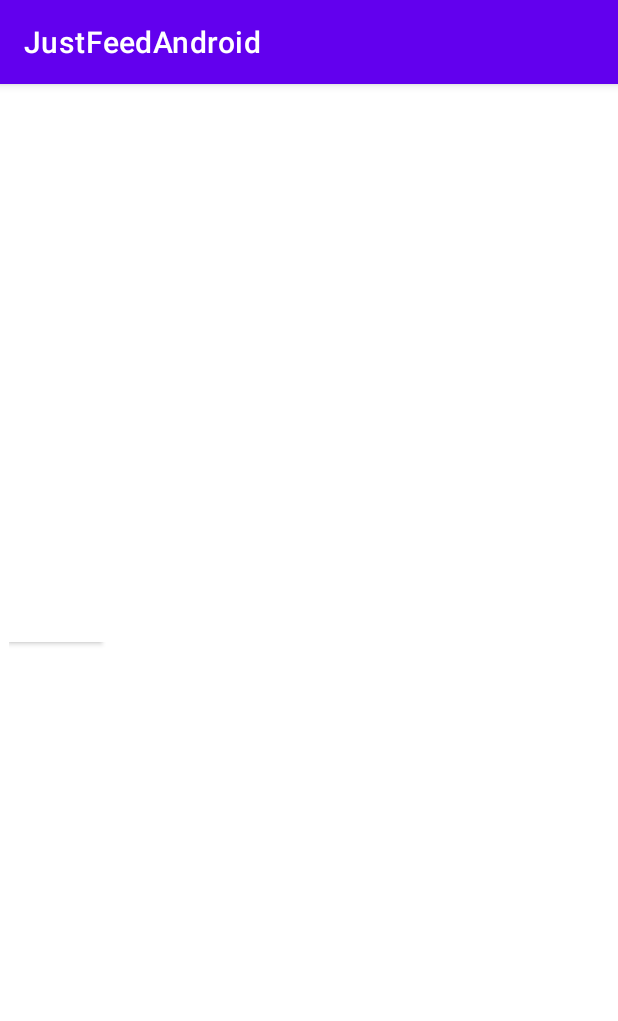
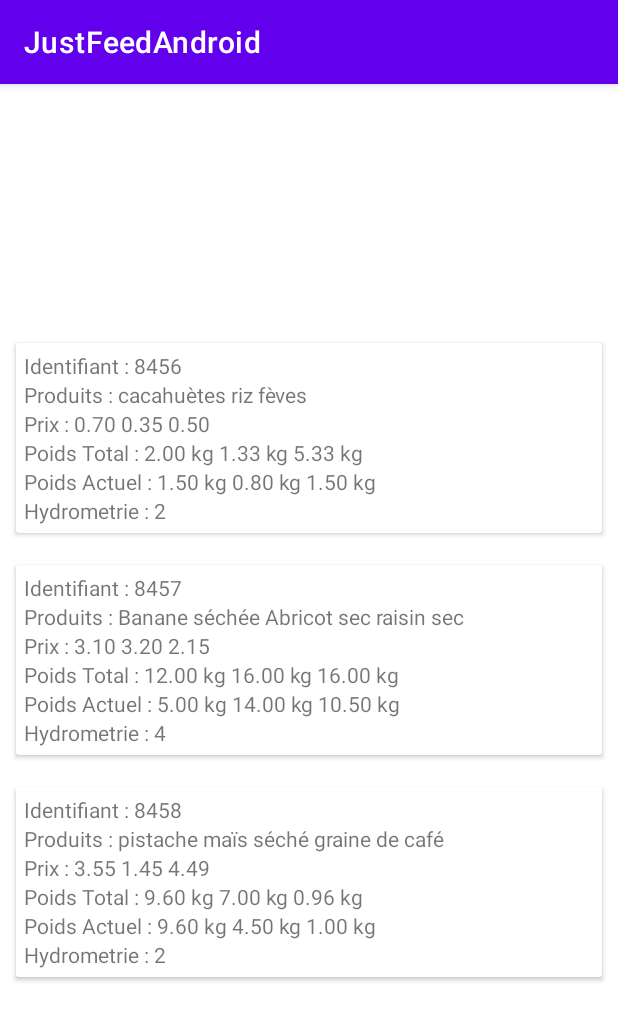
Before and after one commit to btssn-lasalle-84/just-feed-2023, an Android app: the screen it shows after launch (JustFeed), on a phone screen of 412 x 824 dp. Shown: the top 1021 px of the screen. Run offline under Robolectric (Android 15) with nearby library versions, the phone set to English and light mode, and no system bars.

Commit message:
JFEED2023-14 modification de la classe JustFeed et Distributeur

```diff
--- a/JustFeedAndroid/app/src/main/java/com/justfeed/justfeedandroid/Distributeur.java
+++ b/JustFeedAndroid/app/src/main/java/com/justfeed/justfeedandroid/Distributeur.java
@@ -25,7 +25,7 @@ public class Distributeur
      */
     private int                  id; //!< identifie le ditributeur.
 
-    private Map<Produit, String> bacs; //!< Identifie les bacs du distributeur avec leurs produits et leurs poids actuel.
+    private Map<Produit, Double> bacs; //!< Identifie les bacs du distributeur avec leurs produits et leurs poids actuel.
     private int                  hydrometrie; //!< pourcentage d'humidité présent dans le distributeur.
     private List<Produit>        produits; //!< produits présents dans le distributeur.
 
@@ -43,14 +43,14 @@ public class Distributeur
 
     /**
      * @brief Constructeur d'initialisation de la classe Distributeur.
-     * @see Distributeur(int id, Map<Produit, String> bacs, int hydrometrie, List<Produit> produits)
+     * @see Distributeur(int id, Map<Produit, Double> bacs, int hydrometrie, List<Produit> produits)
      * @param id L'identifiant du distributeur.
      * @param bacs Les bacs du distributeur.
      * @param hydrometrie Le degré d'humidité présent dans le distributeur.
      * @param produits Produits disponibles dans le distributeur.
      */
     public Distributeur(int     id,
-                        Map<Produit, String> bacs,
+                        Map<Produit, Double> bacs,
                         int     hydrometrie,
                         List<Produit> produits)
     {
@@ -81,7 +81,7 @@ public class Distributeur
      * @brief Accesseur du poids actuel d'un bac en kg.
      * @return le poids actuel d'un bac.
      */
-    public String getPoidsActuel(Produit produit)
+    public Double getPoidsActuel(Produit produit)
 
     {
         return this.bacs.get(produit);
@@ -109,7 +109,7 @@ public class Distributeur
     public boolean estRemplie(Produit produit)
     {
         boolean aRemplir = false;
-        if (Integer.parseInt(this.bacs.get(produit)) <= (getPoidsTotalBac(produit)/MOITIE))
+        if (this.bacs.get(produit) <= (getPoidsTotalBac(produit)/MOITIE))
         {
             aRemplir = true;
         }
--- a/JustFeedAndroid/app/src/main/java/com/justfeed/justfeedandroid/DistributeurViewHolder.java
+++ b/JustFeedAndroid/app/src/main/java/com/justfeed/justfeedandroid/DistributeurViewHolder.java
@@ -5,6 +5,8 @@ import android.view.View;
 import android.widget.TextView;
 
 import androidx.recyclerview.widget.RecyclerView;
+
+import java.text.DecimalFormat;
 
 public class DistributeurViewHolder extends RecyclerView.ViewHolder
 {
@@ -43,27 +45,29 @@ public class DistributeurViewHolder extends RecyclerView.ViewHolder
 
     public void afficherDistributeur(Distributeur distributeur)
     {
-        String listeProduits   = "";
-        String prixProduits    = "";
-        String poidsTotalBacs  = "";
-        String poidsActuelBacs = "";
+        String identifiant     = "Identifiant : ".concat(Integer.toString(distributeur.getIdentifiant()));
+        String listeProduits   = "Produits : ";
+        String prixProduits    = "Prix : ";
+        String poidsTotalBacs  = "Poids Total : ";
+        String poidsActuelBacs = "Poids Actuel : ";
+        String hydrometrie     = "Hydrometrie : ".concat(Integer.toString(distributeur.getHydrometrie()));
 
         this.distributeur = distributeur;
         Log.d(TAG, "afficherDistributeur() : " + distributeur.getIdentifiant());
 
         for (Produit produit: distributeur.getProduits())
         {
-            listeProduits.concat(produit.getNom()+" ");
-            prixProduits.concat(produit.getPrix()+" € ");
-            poidsTotalBacs.concat(distributeur.getPoidsTotalBac(produit)+" kg ");
-            poidsActuelBacs.concat(" "+distributeur.getPoidsActuel(produit)+" kg ");
+            listeProduits = listeProduits.concat(produit.getNom()).concat(" ");
+            prixProduits = prixProduits.concat(String.format("%.2f", produit.getPrix())).concat(" ");
+            poidsTotalBacs = poidsTotalBacs.concat(String.format("%.2f", distributeur.getPoidsTotalBac(produit))).concat(" kg ");
+            poidsActuelBacs = poidsActuelBacs.concat(String.format("%.2f", distributeur.getPoidsActuel(produit))).concat(" kg ");
         }
 
-        identifiant.setText(String.valueOf(distributeur.getIdentifiant()));
-        typeProduit.setText("Produits : " + listeProduits);
+        this.identifiant.setText(identifiant);
+        typeProduit.setText(listeProduits);
         prixProduit.setText(prixProduits);
         poidsTotal.setText(poidsTotalBacs);
         poidsActuel.setText(poidsActuelBacs);
-        hydrometrie.setText(distributeur.getHydrometrie());
+        this.hydrometrie.setText(hydrometrie);
     }
 }
--- a/JustFeedAndroid/app/src/main/java/com/justfeed/justfeedandroid/JustFeed.java
+++ b/JustFeedAndroid/app/src/main/java/com/justfeed/justfeedandroid/JustFeed.java
@@ -55,12 +55,12 @@ public class JustFeed extends AppCompatActivity
         super.onCreate(savedInstanceState);
         setContentView(R.layout.activity_main);
         recupererDistributeurs();
-        vueListeDistributeurs = (RecyclerView) findViewById(R.id.listeDistributeurs);
-        vueListeDistributeurs.setHasFixedSize(true);
-        layoutVueListeDistributeurs = new LinearLayoutManager(this);
-        vueListeDistributeurs.setLayoutManager(layoutVueListeDistributeurs);
-        adapteurDistributeur = new DistributeurAdapter(listeDistributeurs);
-        vueListeDistributeurs.setAdapter(adapteurDistributeur);
+        this.vueListeDistributeurs = (RecyclerView) findViewById(R.id.listeDistributeurs);
+        this.vueListeDistributeurs.setHasFixedSize(true);
+        this.layoutVueListeDistributeurs = new LinearLayoutManager(this);
+        this.vueListeDistributeurs.setLayoutManager(this.layoutVueListeDistributeurs);
+        this.adapteurDistributeur = new DistributeurAdapter(this.listeDistributeurs);
+        this.vueListeDistributeurs.setAdapter(this.adapteurDistributeur);
         Log.d(TAG, "onCreate()");
     }
 
@@ -124,21 +124,44 @@ public class JustFeed extends AppCompatActivity
         /**
          * @todo récupérer les informations des distributeurs sur la base de données
          */
-        List<Produit> produits = Arrays.asList(
-                new Produit(2, 0.005, 0.00003, "cacahuètes"),
-                new Produit(3, 0.001, 0.00001, "riz"),
-                new Produit(4, 0.004, 0.00003,"fèves")
+        Log.d(TAG, "recupererDistributeurs()");
+        List<Produit> listeProduits1 = Arrays.asList(
+                new Produit(0.70, 0.001, 0.004, "cacahuètes"),
+                new Produit(0.35, 0.00005, 0.0003, "riz"),
+                new Produit(0.50, 0.002, 0.003,"fèves")
         );
 
-        Map<Produit, String> bacs = new HashMap<Produit, String>();
-        bacs.put(produits.get(0), "1.3");
-        bacs.put(produits.get(1), "0.8");
-        bacs.put(produits.get(2), "1.06");
+        List<Produit> listeProduits2 = Arrays.asList(
+                new Produit(3.10, 0.003, 0.002, "Banane séchée"),
+                new Produit(3.20, 0.008, 0.004, "Abricot sec"),
+                new Produit(2.15, 0.002, 0.001,"raisin sec")
+        );
+
+        List<Produit> listeProduits3 = Arrays.asList(
+                new Produit(3.55, 0.0006, 0.0005, "pistache"),
+                new Produit(1.45, 0.00035, 0.0004, "maïs séché"),
+                new Produit(4.49, 0.00006, 0.0005,"graine de café")
+        );
+
+        Map<Produit, Double> bacsDistributeur1 = new HashMap<Produit, Double>();
+        bacsDistributeur1.put(listeProduits1.get(0), 1.5);
+        bacsDistributeur1.put(listeProduits1.get(1), 0.8);
+        bacsDistributeur1.put(listeProduits1.get(2), 1.5);
+
+        Map<Produit, Double> bacsDistributeur2 = new HashMap<Produit, Double>();
+        bacsDistributeur2.put(listeProduits2.get(0), 5.0);
+        bacsDistributeur2.put(listeProduits2.get(1), 14.0);
+        bacsDistributeur2.put(listeProduits2.get(2), 10.5);
+
+        Map<Produit, Double> bacsDistributeur3 = new HashMap<Produit, Double>();
+        bacsDistributeur3.put(listeProduits3.get(0), 9.6);
+        bacsDistributeur3.put(listeProduits3.get(1), 4.5);
+        bacsDistributeur3.put(listeProduits3.get(2), 1.0);
 
         this.listeDistributeurs = Arrays.asList(
-                new Distributeur(8456, bacs, 2, produits),
-                new Distributeur(8457, bacs, 4, produits),
-                new Distributeur(8458, bacs, 2, produits)
+                new Distributeur(8456, bacsDistributeur1, 2, listeProduits1),
+                new Distributeur(8457, bacsDistributeur2, 4, listeProduits2),
+                new Distributeur(8458, bacsDistributeur3, 2, listeProduits3)
         );
     }
 
--- a/JustFeedAndroid/app/src/main/java/com/justfeed/justfeedandroid/Produit.java
+++ b/JustFeedAndroid/app/src/main/java/com/justfeed/justfeedandroid/Produit.java
@@ -8,7 +8,7 @@ package com.justfeed.justfeedandroid;
  */
 public class Produit
 {
-    private int          prix;           //!< prix du produit
+    private double          prix;           //!< prix du produit pour 100g
     private double       poidsDuProduit; //!< poids en kg à l'unité du produit
 
     private double       volumeProduit;  //!< Volume du produit en dm3
@@ -16,13 +16,13 @@ public class Produit
 
     /**
      * @brief Constructeur d'initialisation de la classe Produit.
-     * @see Produit(int prix, double poidsDuProduit, double volumeProduit, String nom)
+     * @see Produit(double prix, double poidsDuProduit, double volumeProduit, String nom)
      * @param prix le prix du produit.
      * @param poidsDuProduit le poid du produit à l'unité.
      * @param volumeProduit le volume du produit.
      * @param nom le nom du produit.
      */
-    public Produit(int prix, double poidsDuProduit, double volumeProduit, String nom)
+    public Produit(double prix, double poidsDuProduit, double volumeProduit, String nom)
     {
         this.prix           = prix;
         this.poidsDuProduit = poidsDuProduit;
@@ -35,7 +35,7 @@ public class Produit
      * @brief Accesseur du prix du produit.
      * @return prix le prix du produit
      */
-    public int getPrix()
+    public double getPrix()
     {
         return this.prix;
     }
--- a/JustFeedAndroid/app/src/main/res/layout/distributeur.xml
+++ b/JustFeedAndroid/app/src/main/res/layout/distributeur.xml
@@ -1,61 +1,54 @@
 <?xml version="1.0" encoding="utf-8"?>
-<androidx.constraintlayout.widget.ConstraintLayout xmlns:android="http://schemas.android.com/apk/res/android"
-    xmlns:app="http://schemas.android.com/apk/res-auto"
-    xmlns:tools="http://schemas.android.com/tools"
+<LinearLayout xmlns:android="http://schemas.android.com/apk/res/android"
     android:orientation="vertical"
-    android:layout_margin="6dp"
+    android:layout_margin="5dp"
     android:layout_width="match_parent"
-    android:layout_height="match_parent">
+    android:layout_height="wrap_content">
 
     <androidx.cardview.widget.CardView
         android:id="@+id/distributeurCarte"
-        android:layout_width="wrap_content"
-        android:layout_height="wrap_content"
-        app:layout_constraintStart_toStartOf="parent"
-        app:layout_constraintBottom_toTopOf="parent" >
+        android:layout_margin="5dp"
+        android:layout_width="match_parent"
+        android:layout_height="wrap_content" >
+
+        <LinearLayout
+            android:orientation="vertical"
+            android:padding="5dp"
+            android:layout_width="match_parent"
+            android:layout_height="wrap_content" >
 
         <TextView
             android:id="@+id/identifiant"
             android:layout_width="wrap_content"
-            android:layout_height="wrap_content"
-            app:layout_constraintLeft_toLeftOf="parent"
-            app:layout_constraintBottom_toTopOf="@+id/typeProduit" />
+            android:layout_height="wrap_content" />
 
         <TextView
             android:id="@+id/typeProduit"
             android:layout_width="wrap_content"
-            android:layout_height="wrap_content"
-            app:layout_constraintLeft_toLeftOf="parent"
-            app:layout_constraintBottom_toTopOf="@+id/prixProduit" />
+            android:layout_height="wrap_content" />
 
         <TextView
             android:id="@+id/prixProduit"
             android:layout_width="wrap_content"
-            android:layout_height="wrap_content"
-            app:layout_constraintLeft_toLeftOf="parent"
-            app:layout_constraintBottom_toTopOf="@+id/poidsTotal" />
+            android:layout_height="wrap_content" />
 
         <TextView
             android:id="@+id/poidsTotal"
             android:layout_width="wrap_content"
-            android:layout_height="wrap_content"
-            app:layout_constraintLeft_toLeftOf="parent"
-            app:layout_constraintBottom_toTopOf="@+id/poidsActuel" />
+            android:layout_height="wrap_content" />
 
         <TextView
             android:id="@+id/poidsActuel"
             android:layout_width="wrap_content"
-            android:layout_height="wrap_content"
-            app:layout_constraintLeft_toLeftOf="parent"
-            app:layout_constraintBottom_toTopOf="@+id/hydrometrie" />
+            android:layout_height="wrap_content" />
 
         <TextView
             android:id="@+id/hydrometrie"
             android:layout_width="wrap_content"
-            android:layout_height="wrap_content"
-            app:layout_constraintLeft_toLeftOf="parent"
-            app:layout_constraintBottom_toBottomOf="parent" />
+            android:layout_height="wrap_content" />
+
+    </LinearLayout>
 
     </androidx.cardview.widget.CardView>
 
-</androidx.constraintlayout.widget.ConstraintLayout>
+</LinearLayout>
```
